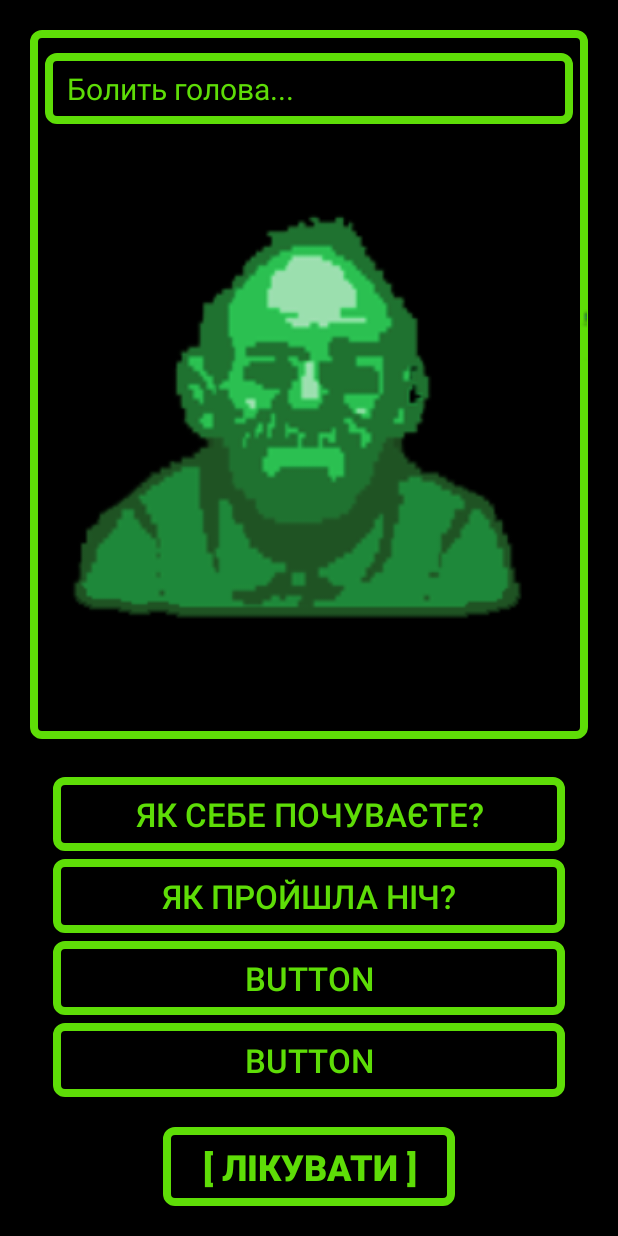
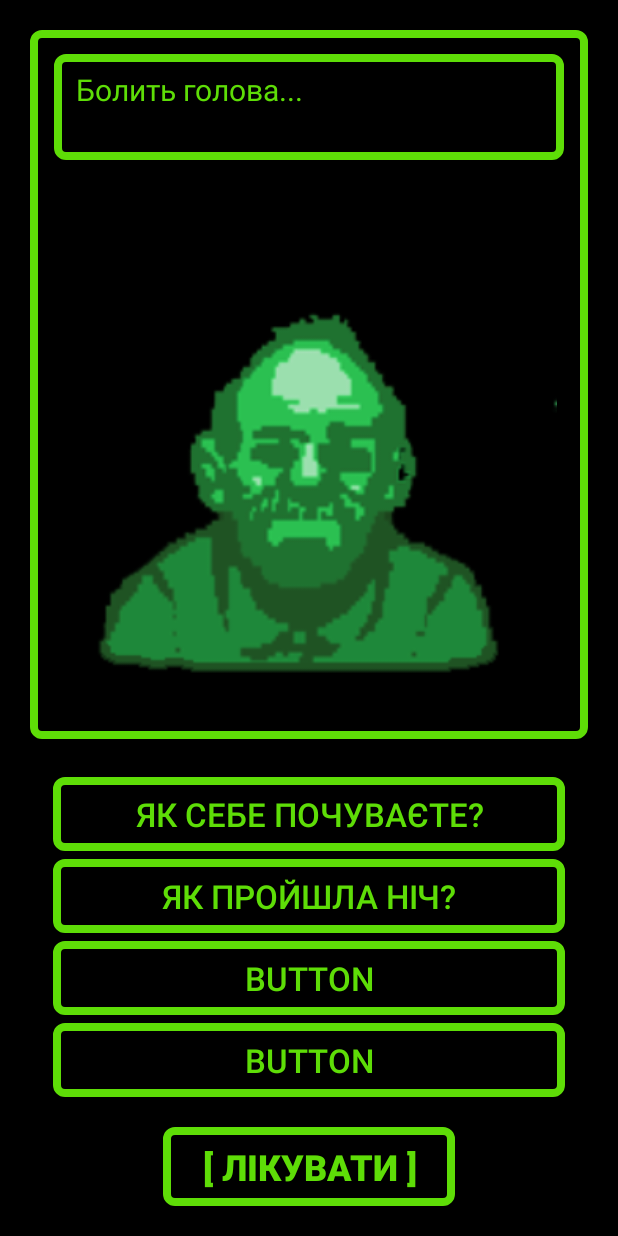
Before and after one commit to RobertEdHouse/Intern, an Android app: the screen it shows after launch (MainActivity), on a phone screen of 412 x 824 dp. Run offline under Robolectric (Android 15) with nearby library versions, the phone set to English and light mode, and no system bars.

Commit message:
init-commit

```diff
--- /dev/null
+++ b/app/src/main/res/drawable/button_shape_clicked.xml
@@ -0,0 +1,15 @@
+<?xml version="1.0" encoding="utf-8"?>
+<shape xmlns:android="http://schemas.android.com/apk/res/android">
+    <stroke
+        android:width="5dp"
+        android:color="@color/black" />
+
+    <solid android:color="@color/light_green" />
+
+    <padding
+        android:left="20dp"
+        android:right="20dp"
+        android:bottom="10dp"
+        android:top="10dp" />
+    <corners android:radius="5dp" />
+</shape>
--- a/app/src/main/res/drawable/button_shape_selector.xml
+++ b/app/src/main/res/drawable/button_shape_selector.xml
@@ -1,4 +1,5 @@
 <?xml version="1.0" encoding="utf-8"?>
 <selector xmlns:android="http://schemas.android.com/apk/res/android">
-
+    <item android:state_pressed="true" android:drawable="@drawable/button_shape_clicked"  /> <!-- pressed -->
+    <item android:drawable="@drawable/button_shape" /> <!-- default -->
 </selector>
--- /dev/null
+++ b/app/src/main/res/drawable/button_textcolor_selector.xml
@@ -0,0 +1,5 @@
+<?xml version="1.0" encoding="utf-8"?>
+<selector xmlns:android="http://schemas.android.com/apk/res/android">
+    <item android:state_pressed="true" android:color="@color/black" /> <!-- pressed -->
+    <item android:color="@color/light_green"/>
+</selector>
--- a/app/src/main/res/layout/fragment_interview.xml
+++ b/app/src/main/res/layout/fragment_interview.xml
@@ -8,18 +8,30 @@
     android:layout_height="match_parent"
     tools:context=".fragments.InterviewFragment">
 
+    <LinearLayout
+        android:id="@+id/iconLayout"
+        android:layout_width="match_parent"
+        android:layout_height="match_parent"
+        android:orientation="vertical"
+        android:layout_alignParentTop="true"
+        android:layout_marginTop="20dp"
+        android:layout_marginRight="20dp"
+        android:layout_marginLeft="20dp"
+        android:layout_marginBottom="20dp"
+        android:layout_above="@+id/scrollButton"
+        android:background="@drawable/round_corner_empty"
+        >
+
         <TextView
             android:id="@+id/textPatient"
+            style="@style/ButtonStyle"
             android:layout_width="match_parent"
             android:layout_height="wrap_content"
-        android:layout_alignTop="@+id/imagePatient"
-        android:layout_alignParentTop="false"
-        android:layout_marginStart="30dp"
+            android:layout_marginStart="15dp"
             android:layout_marginTop="15dp"
-        android:layout_marginEnd="30dp"
+            android:layout_marginEnd="15dp"
             android:background="@drawable/round_corner"
-        style="@style/ButtonStyle"
-        android:text="Болить голова..."
+            android:text="Болить голова...\n"
             android:textSize="20sp" />
 
         <ImageView
@@ -27,14 +39,13 @@
             android:layout_width="match_parent"
             android:layout_height="match_parent"
 
-        android:layout_above="@+id/scrollButton"
             android:layout_marginStart="20dp"
             android:layout_marginTop="20dp"
             android:layout_marginEnd="20dp"
-        android:layout_marginBottom="20dp"
-        android:background="@drawable/round_corner_empty"
             android:scaleType="fitCenter"
             android:src="@drawable/icon_test" />
+
+    </LinearLayout>
 
     <Button
         android:id="@+id/buttonTreat"
@@ -44,7 +55,8 @@
         android:layout_centerInParent="true"
         android:layout_marginTop="20dp"
         android:layout_marginBottom="20dp"
-        android:background="@drawable/button_shape"
+        android:background="@drawable/button_shape_selector"
+        android:textColor="@drawable/button_textcolor_selector"
         style="@style/ButtonStyle"
         android:fontFamily="sans-serif-black"
         android:text=" [ Лікувати ] "
@@ -71,8 +83,8 @@
                 android:layout_marginLeft="15dp"
                 android:layout_marginTop="5dp"
                 android:layout_marginRight="15dp"
-                android:background="@drawable/button_shape"
-                style="@style/ButtonStyle"
+                android:background="@drawable/button_shape_selector"
+                android:textColor="@drawable/button_textcolor_selector"
                 android:text="Як себе почуваєте?"
                 android:textSize="22sp" />
 
@@ -83,8 +95,8 @@
                 android:layout_marginLeft="15dp"
                 android:layout_marginTop="5dp"
                 android:layout_marginRight="15dp"
-                android:background="@drawable/button_shape"
-                style="@style/ButtonStyle"
+                android:background="@drawable/button_shape_selector"
+                android:textColor="@drawable/button_textcolor_selector"
                 android:text="Як пройшла ніч?"
                 android:textSize="22sp" />
 
@@ -95,8 +107,8 @@
                 android:layout_marginLeft="15dp"
                 android:layout_marginTop="5dp"
                 android:layout_marginRight="15dp"
-                android:background="@drawable/button_shape"
-                style="@style/ButtonStyle"
+                android:background="@drawable/button_shape_selector"
+                android:textColor="@drawable/button_textcolor_selector"
                 android:text="Button"
                 android:textSize="22sp" />
 
@@ -107,8 +119,8 @@
                 android:layout_marginStart="15dp"
                 android:layout_marginTop="5dp"
                 android:layout_marginEnd="15dp"
-                android:background="@drawable/button_shape"
-                style="@style/ButtonStyle"
+                android:background="@drawable/button_shape_selector"
+                android:textColor="@drawable/button_textcolor_selector"
                 android:text="Button"
                 android:textSize="22sp" />
         </LinearLayout>
--- a/app/src/main/res/values/styles.xml
+++ b/app/src/main/res/values/styles.xml
@@ -4,5 +4,8 @@
     <style name="ButtonStyle" parent="">
         <item name="android:textColor">@color/light_green</item>
     </style>
+    <style name="ButtonClickedStyle" parent="">
+        <item name="android:textColor">@color/black</item>
+    </style>
 
 </resources>
```
Lines whose indentation alone changed are shown as unchanged.
